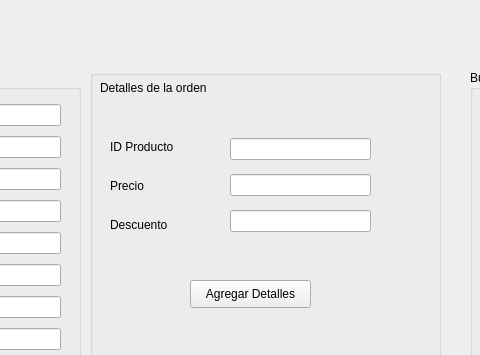
This is mainwindow.ui in jairoaguilarts/Desktop-App-Proyect as Qt 5 draws it before an edit; both pictures show x 320 to 800 and y 0 to 355 of the 1188 by 527 pixel window. The edited form follows.
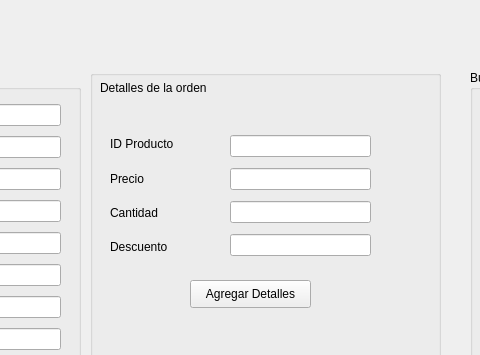
This is the edited form.

Commit message: Modificando ciertas cosas

What changed in the file:
```diff
--- a/mainwindow.ui
+++ b/mainwindow.ui
@@ -195,7 +195,7 @@
        <x>20</x>
        <y>60</y>
        <width>111</width>
-       <height>111</height>
+       <height>131</height>
       </rect>
      </property>
      <layout class="QVBoxLayout" name="verticalLayout_3">
@@ -213,6 +213,13 @@
         </property>
        </widget>
       </item>
+      <item>
+       <widget class="QLabel" name="label_16">
+        <property name="text">
+         <string>Cantidad</string>
+        </property>
+       </widget>
+      </item>
       <item>
        <widget class="QLabel" name="label_14">
         <property name="text">
@@ -228,7 +235,7 @@
        <x>140</x>
        <y>60</y>
        <width>141</width>
-       <height>111</height>
+       <height>131</height>
       </rect>
      </property>
      <layout class="QVBoxLayout" name="verticalLayout_4">
@@ -238,6 +245,9 @@
       <item>
        <widget class="QLineEdit" name="LE_precio"/>
       </item>
+      <item>
+       <widget class="QLineEdit" name="LE_cantidad"/>
+      </item>
       <item>
        <widget class="QLineEdit" name="LE_descuento"/>
       </item>
```
Left out of the diff: 2 changed lines with no effect on the pictures. The commit also changes 2 other files.
